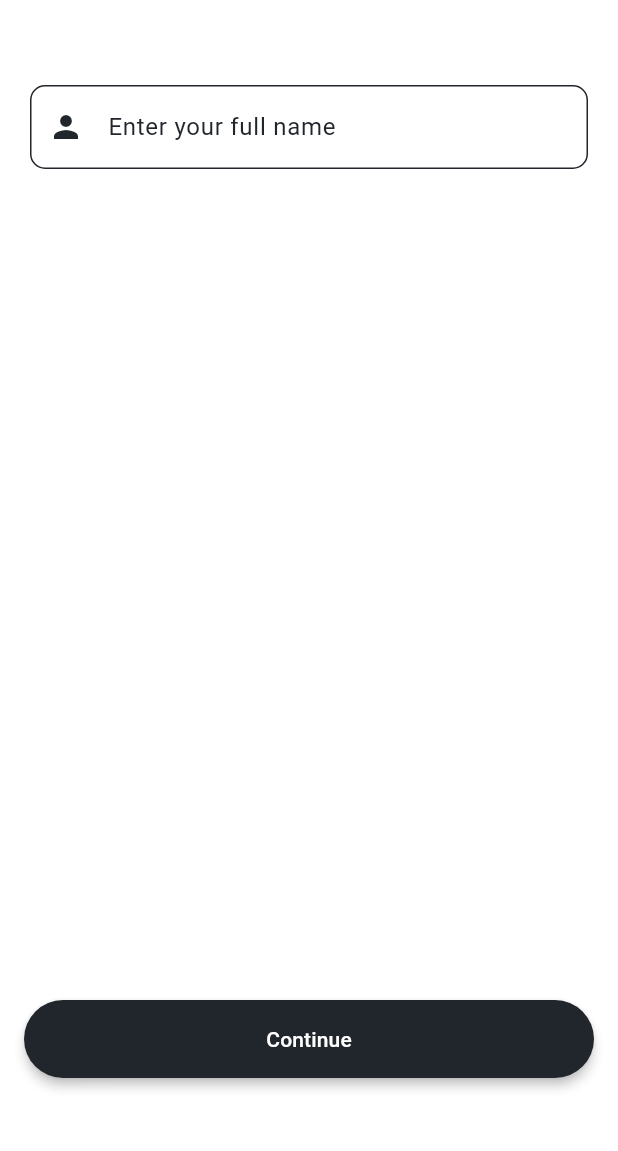
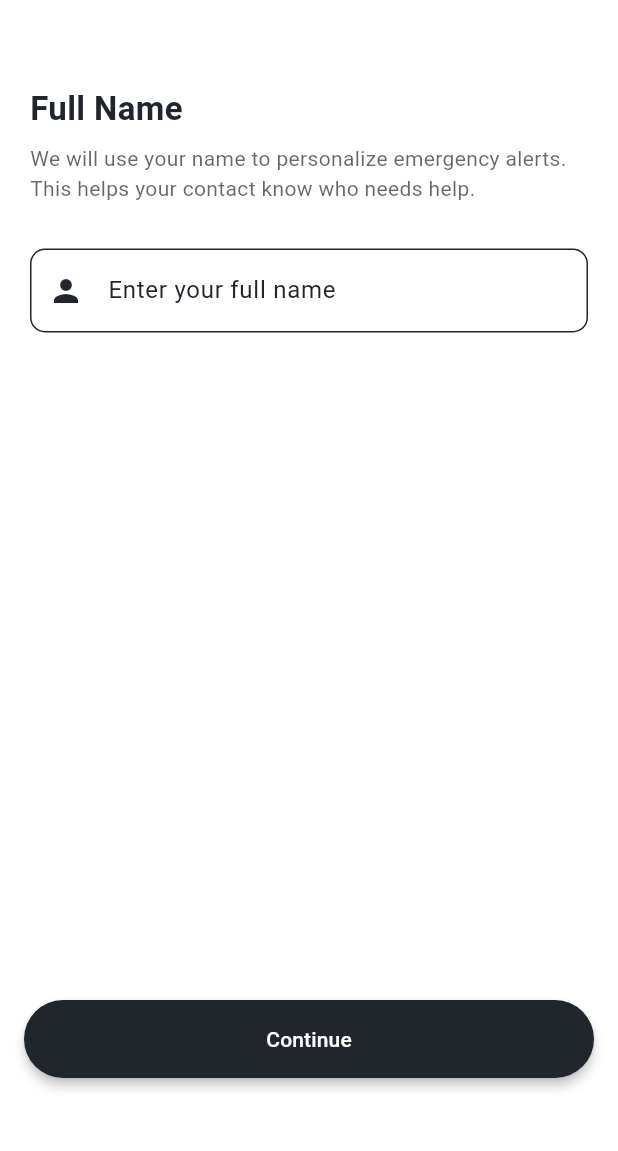
Before and after one commit to Yaser-Yjj/Safe-Ride-App, a Flutter app: the FullNameScreen screen opened by its route, on a phone screen of 412 x 824 dp, the part 59-1210 px from its top. Run offline on Flutter 3.47's test engine with Material 3 defaults, Android fonts, the phone set to English and light mode, and no system bars; our stand-ins replace flutter_svg, geolocator, google_maps_flutter, permission_handler, shared_preferences; missing offline and left inert: android_intent_plus, app_settings; accounts and stored records are empty; Roboto replaces fonts that are missing (DM Sans); project files that could hold a hidden picture were left out.

Commit message:
Update UI : Onboarding Title & description

```diff
--- a/lib/presentation/pages/onboarding/configration/0x02_wifi_config_screen.dart
+++ b/lib/presentation/pages/onboarding/configration/0x02_wifi_config_screen.dart
@@ -2,6 +2,7 @@ import 'package:flutter/material.dart';
 import 'package:safe_ride_app/core/theme/theme.dart';
 import 'package:safe_ride_app/data/services/config_service.dart';
 import 'package:safe_ride_app/presentation/routes/app_routes.dart';
+import 'package:safe_ride_app/presentation/widgets/home/custom_header.dart';
 import 'package:safe_ride_app/presentation/widgets/main/app_bar.dart';
 import 'package:safe_ride_app/presentation/widgets/splash/custome_snackbar.dart';
 
@@ -123,6 +124,12 @@ class _WifiConfigScreenState extends State<WifiConfigScreen> {
         child: Form(
           child: Column(
             children: [
+              ReusableHeader(
+                title: "Wi-Fi Configuration",
+                description:
+                    "Change the Wi-Fi name and password of your XALT device so you can use it securely without connection issues.",
+              ),
+
               TextFormField(
                 cursorColor: c.darkColor,
                 cursorErrorColor: c.errorColor,
@@ -133,7 +140,9 @@ class _WifiConfigScreenState extends State<WifiConfigScreen> {
                   labelText: "Wi-Fi SSID",
                   labelStyle: TextStyle(color: c.darkColor),
                   hintText: "e.g. SafeRide Device",
-                  hintStyle: TextStyle(color: c.darkColor.withAlpha((0.6 * 255).toInt())),
+                  hintStyle: TextStyle(
+                    color: c.darkColor.withAlpha((0.6 * 255).toInt()),
+                  ),
                   prefixIcon: Icon(Icons.wifi, color: c.darkColor),
                   filled: true,
                   fillColor: Colors.white,
--- a/lib/presentation/pages/onboarding/configration/0x03_full_name_screen.dart
+++ b/lib/presentation/pages/onboarding/configration/0x03_full_name_screen.dart
@@ -2,6 +2,7 @@ import 'package:flutter/material.dart';
 import 'package:safe_ride_app/core/theme/theme.dart';
 import 'package:safe_ride_app/data/services/config_service.dart';
 import 'package:safe_ride_app/presentation/routes/app_routes.dart';
+import 'package:safe_ride_app/presentation/widgets/home/custom_header.dart';
 import 'package:safe_ride_app/presentation/widgets/main/app_bar.dart';
 import 'package:safe_ride_app/presentation/widgets/splash/custome_snackbar.dart';
 
@@ -70,6 +71,11 @@ class _FullNameScreenState extends State<FullNameScreen> {
         padding: const EdgeInsets.fromLTRB(20, 40, 20, 20),
         child: Column(
           children: [
+            ReusableHeader(
+              title: "Full Name",
+              description:
+                  "We will use your name to personalize emergency alerts. This helps your contact know who needs help.",
+            ),
             TextField(
               controller: _fullNameController,
               focusNode: _fullNameFocus,
@@ -77,7 +83,9 @@ class _FullNameScreenState extends State<FullNameScreen> {
                 labelText: "Enter your full name",
                 labelStyle: TextStyle(color: c.darkColor),
                 hintText: "e.g. Yasser Yjjou",
-                hintStyle: TextStyle(color: c.darkColor.withAlpha((0.6 * 255).toInt())),
+                hintStyle: TextStyle(
+                  color: c.darkColor.withAlpha((0.6 * 255).toInt()),
+                ),
                 prefixIcon: Icon(Icons.person, color: c.darkColor),
                 filled: true,
                 fillColor: Colors.white,
--- a/lib/presentation/pages/onboarding/configration/0x04_contacts_screen.dart
+++ b/lib/presentation/pages/onboarding/configration/0x04_contacts_screen.dart
@@ -2,6 +2,7 @@ import 'package:flutter/material.dart';
 import 'package:safe_ride_app/core/theme/theme.dart';
 import 'package:safe_ride_app/data/services/config_service.dart';
 import 'package:safe_ride_app/presentation/routes/app_routes.dart';
+import 'package:safe_ride_app/presentation/widgets/home/custom_header.dart';
 import 'package:safe_ride_app/presentation/widgets/main/app_bar.dart';
 import 'package:safe_ride_app/presentation/widgets/splash/custome_snackbar.dart';
 
@@ -148,6 +149,11 @@ class _ContactsScreenState extends State<ContactsScreen> {
         child: Form(
           child: Column(
             children: [
+              ReusableHeader(
+                title: "Emergency Contact",
+                description:
+                    "Enter a name and phone number. This contact will be alerted if an accident is detected.",
+              ),
               TextFormField(
                 controller: _nameController,
                 focusNode: _nameFocus,
--- /dev/null
+++ b/lib/presentation/widgets/home/custom_header.dart
@@ -0,0 +1,39 @@
+import 'package:flutter/material.dart';
+import 'package:safe_ride_app/core/theme/theme.dart';
+
+class ReusableHeader extends StatelessWidget {
+  final String title;
+  final String description;
+
+  const ReusableHeader({
+    super.key,
+    required this.title,
+    required this.description,
+  });
+
+  @override
+  Widget build(BuildContext context) {
+    return Column(
+      crossAxisAlignment: CrossAxisAlignment.start,
+      children: [
+        Text(
+          title,
+          style: TextStyle(
+            fontSize: 22,
+            fontWeight: FontWeight.bold,
+            color: c.darkColor,
+          ),
+        ),
+        const SizedBox(height: 8),
+        Text(
+          description,
+          style: TextStyle(
+            fontSize: 14,
+            color: c.darkColor.withAlpha((0.7 * 255).toInt()),
+          ),
+        ),
+        const SizedBox(height: 30),
+      ],
+    );
+  }
+}
```
Also changed, not shown: lib/data/services/emergency_sms_handler.dart (+7 -5 lines).
